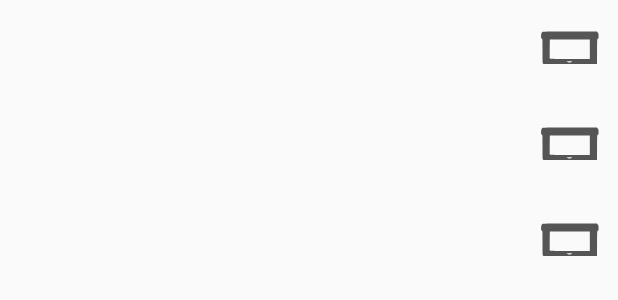
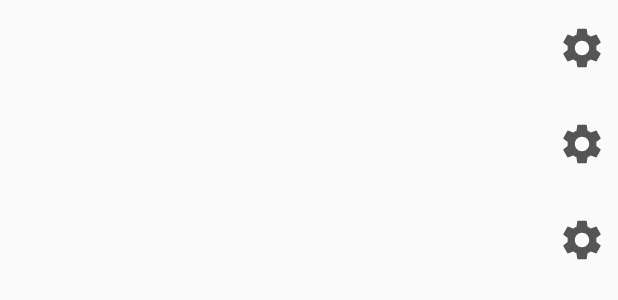
Before and after one commit to rafaelvcaetano/melonDS-android, an Android app: the layout rom_list_fragment.xml on its own in the app's theme, with its tools: preview values and no code run, on a phone screen of 412 x 824 dp. Shown: the top 300 px of the screen. Run offline under Robolectric (Android 15) with nearby library versions, the phone set to English and light mode, and no system bars.

Commit message:
Replace ROM settings icon with a more generic one

```diff
--- a/app/src/main/java/me/magnum/melonds/ui/romlist/RomListFragment.kt
+++ b/app/src/main/java/me/magnum/melonds/ui/romlist/RomListFragment.kt
@@ -2,7 +2,6 @@ package me.magnum.melonds.ui.romlist
 
 import android.Manifest
 import android.content.Context
-import android.content.res.ColorStateList
 import android.graphics.drawable.BitmapDrawable
 import android.net.Uri
 import android.os.Bundle
@@ -10,8 +9,6 @@ import android.view.LayoutInflater
 import android.view.View
 import android.view.ViewGroup
 import androidx.activity.result.contract.ActivityResultContracts
-import androidx.core.content.ContextCompat
-import androidx.core.widget.ImageViewCompat
 import androidx.fragment.app.Fragment
 import androidx.fragment.app.activityViewModels
 import androidx.lifecycle.Observer
@@ -23,7 +20,10 @@ import kotlinx.android.synthetic.main.item_rom_base.view.*
 import kotlinx.android.synthetic.main.item_rom_configurable.view.*
 import kotlinx.android.synthetic.main.rom_list_fragment.*
 import me.magnum.melonds.R
-import me.magnum.melonds.domain.model.*
+import me.magnum.melonds.domain.model.Rom
+import me.magnum.melonds.domain.model.RomConfig
+import me.magnum.melonds.domain.model.RomIconFiltering
+import me.magnum.melonds.domain.model.RomScanningStatus
 import me.magnum.melonds.ui.romlist.RomConfigDialog.OnRomConfigSavedListener
 import me.magnum.melonds.ui.romlist.RomListFragment.RomListAdapter.RomViewHolder
 import me.magnum.melonds.utils.FilePickerContract
@@ -191,16 +191,6 @@ class RomListFragment : Fragment() {
                     onRomConfigClick(getRom())
                 }
             }
-
-            override fun setRom(rom: Rom) {
-                super.setRom(rom)
-                val configButtonTint = if (rom.config.loadGbaCart())
-                    ContextCompat.getColor(context, R.color.romConfigButtonEnabled)
-                else
-                    ContextCompat.getColor(context, R.color.romConfigButtonDefault)
-
-                ImageViewCompat.setImageTintList(itemView.buttonRomConfig, ColorStateList.valueOf(configButtonTint))
-            }
         }
     }
 
--- /dev/null
+++ b/app/src/main/res/drawable/drawable_ripple_small.xml
@@ -0,0 +1,4 @@
+<?xml version="1.0" encoding="utf-8"?>
+<ripple xmlns:android="http://schemas.android.com/apk/res/android"
+        android:radius="26dp"
+        android:color="?attr/colorControlHighlight" />
--- a/app/src/main/res/layout/item_rom_configurable.xml
+++ b/app/src/main/res/layout/item_rom_configurable.xml
@@ -7,7 +7,9 @@
         android:background="?attr/selectableItemBackground"
         android:clickable="true"
         android:focusable="true"
-        android:padding="8dp"
+        android:paddingTop="8dp"
+        android:paddingBottom="8dp"
+        android:paddingStart="8dp"
         android:nextFocusRight="@+id/buttonRomConfig">
 
     <RelativeLayout
@@ -28,11 +30,11 @@
             android:layout_width="48dp"
             android:layout_height="48dp"
             android:layout_alignParentEnd="true"
-            android:layout_marginStart="8dp"
-            android:padding="4dp"
+            android:layout_centerVertical="true"
+            android:padding="8dp"
+            android:contentDescription="@string/rom_settings"
             style="@style/Button.RomConfig"
-            android:scaleType="centerInside"
             app:tint="@color/romConfigButtonDefault"
-            app:srcCompat="@drawable/ic_gba_cart"
+            app:srcCompat="@drawable/ic_settings"
             android:nextFocusLeft="@+id/layoutRomItem" />
 </RelativeLayout>
--- a/app/src/main/res/values/strings.xml
+++ b/app/src/main/res/values/strings.xml
@@ -78,6 +78,7 @@
     <string name="soft_input_opacity">Soft input opacity</string>
     <string name="rom_shortcut">ROM shortcut</string>
 
+    <string name="rom_settings">Rom settings</string> <!-- Accessibility string. Should not use acronyms -->
     <string name="label_rom_config_console">Boot system</string>
     <string name="label_rom_config_load_gba_rom">Load GBA ROM</string>
     <string name="label_rom_config_gba_rom_path">GBA ROM path</string>
--- a/app/src/main/res/values/styles.xml
+++ b/app/src/main/res/values/styles.xml
@@ -27,7 +27,8 @@
     </style>
 
     <style name="Button.RomConfig" parent="android:Widget.ImageButton">
-        <item name="android:background">?attr/selectableItemBackground</item>
+        <item name="android:background">@drawable/drawable_ripple_small</item>
+        <item name="android:scaleType">fitCenter</item>
     </style>
 
     <style name="Menu.OverflowUnder" parent="Widget.AppCompat.PopupMenu.Overflow">
```
